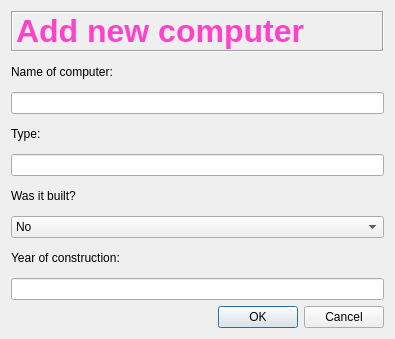
Hopur-50/Verkefni3, file addcomputer.ui: the form before one commit.
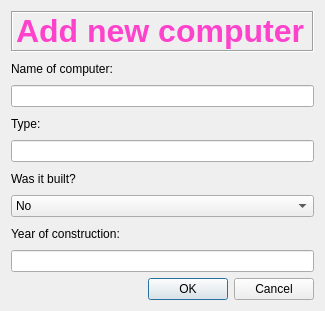
The form after the commit.

Commit message: build villur fix

Diff of the .ui file:
```diff
--- a/addcomputer.ui
+++ b/addcomputer.ui
@@ -6,8 +6,8 @@
    <rect>
     <x>0</x>
     <y>0</y>
-    <width>395</width>
-    <height>339</height>
+    <width>325</width>
+    <height>311</height>
    </rect>
   </property>
   <property name="windowTitle">
```
The commit also changes 2 other files.
